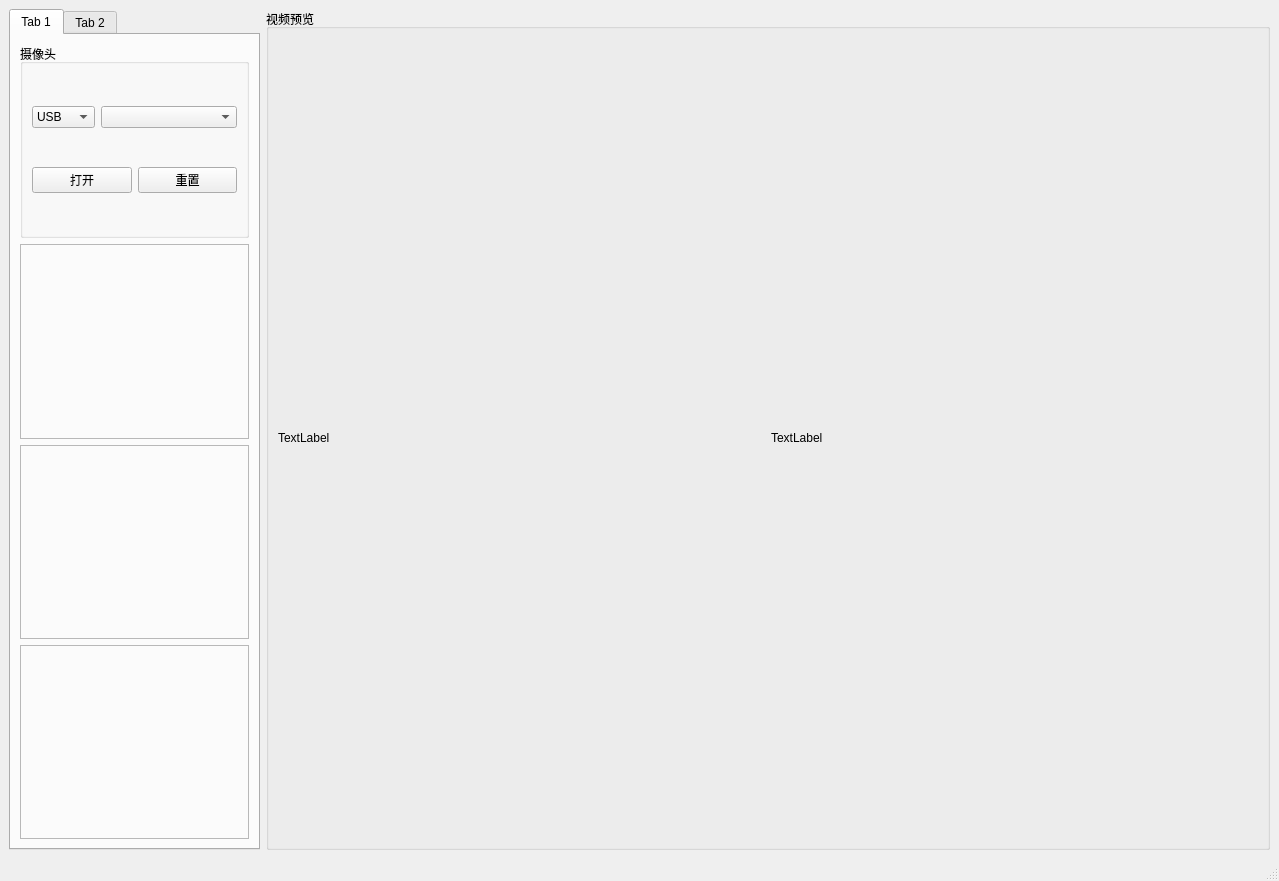
First picture: the form in mainwindow.ui, repository choushunn/ExtremeQualityImagingDemo, before the edit.
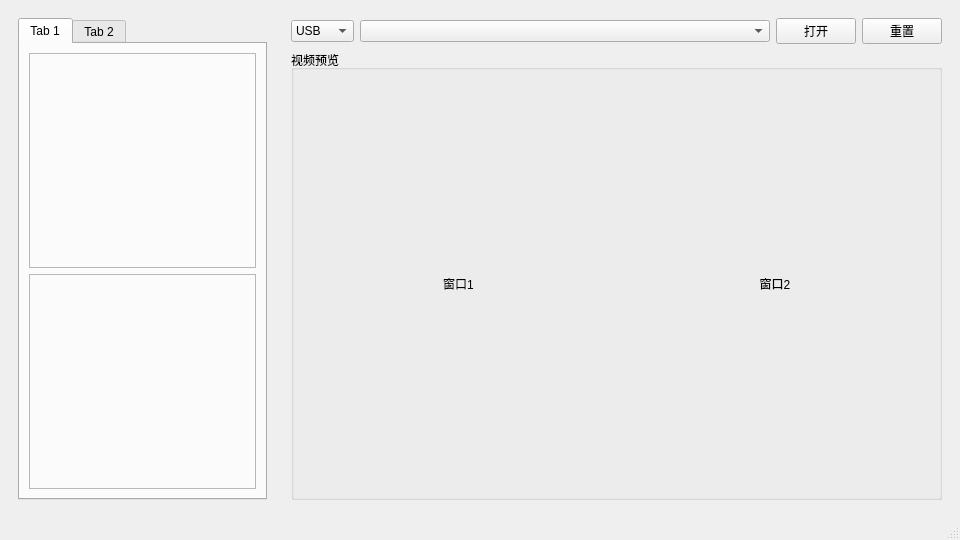
Second picture: the form after the edit.

```diff
--- a/mainwindow.ui
+++ b/mainwindow.ui
@@ -6,8 +6,8 @@
    <rect>
     <x>0</x>
     <y>0</y>
-    <width>1279</width>
-    <height>881</height>
+    <width>960</width>
+    <height>540</height>
    </rect>
   </property>
   <property name="minimumSize">
@@ -22,6 +22,15 @@
   <widget class="QWidget" name="centralwidget">
    <layout class="QHBoxLayout" name="horizontalLayout">
     <item>
+     <widget class="QWidget" name="widget_1" native="true">
+      <property name="sizePolicy">
+       <sizepolicy hsizetype="Preferred" vsizetype="Preferred">
+        <horstretch>2</horstretch>
+        <verstretch>0</verstretch>
+       </sizepolicy>
+      </property>
+      <layout class="QGridLayout" name="gridLayout_2">
+       <item row="0" column="0">
      <widget class="QTabWidget" name="tabWidget">
       <property name="sizePolicy">
        <sizepolicy hsizetype="Expanding" vsizetype="Expanding">
@@ -38,17 +47,46 @@
        </attribute>
        <layout class="QVBoxLayout" name="verticalLayout">
         <item>
-         <widget class="QGroupBox" name="groupBox_3">
+            <widget class="QFrame" name="frame_2">
+             <property name="frameShape">
+              <enum>QFrame::StyledPanel</enum>
+             </property>
+             <property name="frameShadow">
+              <enum>QFrame::Raised</enum>
+             </property>
+            </widget>
+           </item>
+           <item>
+            <widget class="QFrame" name="frame">
+             <property name="frameShape">
+              <enum>QFrame::StyledPanel</enum>
+             </property>
+             <property name="frameShadow">
+              <enum>QFrame::Raised</enum>
+             </property>
+            </widget>
+           </item>
+          </layout>
+         </widget>
+         <widget class="QWidget" name="tab_2">
+          <attribute name="title">
+           <string>Tab 2</string>
+          </attribute>
+         </widget>
+        </widget>
+       </item>
+      </layout>
+     </widget>
+    </item>
+    <item>
+     <widget class="QWidget" name="widget_2" native="true">
           <property name="sizePolicy">
            <sizepolicy hsizetype="Preferred" vsizetype="Preferred">
-            <horstretch>1</horstretch>
+        <horstretch>5</horstretch>
             <verstretch>0</verstretch>
            </sizepolicy>
           </property>
-          <property name="title">
-           <string>摄像头</string>
-          </property>
-          <layout class="QVBoxLayout" name="verticalLayout_6">
+      <layout class="QVBoxLayout" name="verticalLayout_2">
            <item>
             <layout class="QHBoxLayout" name="horizontalLayout_3">
              <property name="sizeConstraint">
@@ -78,10 +116,6 @@
                </property>
               </widget>
              </item>
-            </layout>
-           </item>
-           <item>
-            <layout class="QHBoxLayout" name="horizontalLayout_5">
              <item>
               <widget class="QPushButton" name="m_btn_open_camera">
                <property name="sizePolicy">
@@ -107,52 +141,10 @@
              </item>
             </layout>
            </item>
-          </layout>
-         </widget>
-        </item>
-        <item>
-         <widget class="QFrame" name="frame_3">
-          <property name="frameShape">
-           <enum>QFrame::StyledPanel</enum>
-          </property>
-          <property name="frameShadow">
-           <enum>QFrame::Raised</enum>
-          </property>
-         </widget>
-        </item>
-        <item>
-         <widget class="QFrame" name="frame_2">
-          <property name="frameShape">
-           <enum>QFrame::StyledPanel</enum>
-          </property>
-          <property name="frameShadow">
-           <enum>QFrame::Raised</enum>
-          </property>
-         </widget>
-        </item>
-        <item>
-         <widget class="QFrame" name="frame">
-          <property name="frameShape">
-           <enum>QFrame::StyledPanel</enum>
-          </property>
-          <property name="frameShadow">
-           <enum>QFrame::Raised</enum>
-          </property>
-         </widget>
-        </item>
-       </layout>
-      </widget>
-      <widget class="QWidget" name="tab_2">
-       <attribute name="title">
-        <string>Tab 2</string>
-       </attribute>
-      </widget>
-     </widget>
-    </item>
     <item>
      <widget class="QGroupBox" name="groupBox">
       <property name="sizePolicy">
-       <sizepolicy hsizetype="Preferred" vsizetype="Preferred">
+          <sizepolicy hsizetype="Preferred" vsizetype="MinimumExpanding">
         <horstretch>4</horstretch>
         <verstretch>0</verstretch>
        </sizepolicy>
@@ -164,15 +156,24 @@
        <item>
         <widget class="QLabel" name="m_lbl_display1">
          <property name="text">
-          <string>TextLabel</string>
+             <string>窗口1</string>
+            </property>
+            <property name="alignment">
+             <set>Qt::AlignCenter</set>
          </property>
         </widget>
        </item>
        <item>
         <widget class="QLabel" name="m_lbl_display2">
          <property name="text">
-          <string>TextLabel</string>
-         </property>
+             <string>窗口2</string>
+            </property>
+            <property name="alignment">
+             <set>Qt::AlignCenter</set>
+            </property>
+           </widget>
+          </item>
+         </layout>
         </widget>
        </item>
       </layout>
```
Left out of the diff: 4 changed lines with no effect on the pictures. Lines whose indentation alone changed are shown as unchanged.
